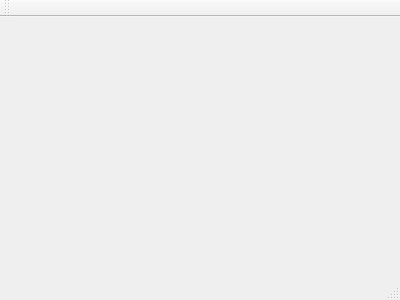
First picture: the form in cpp/Qt/Q7Zip/mainwindow.ui, repository myd7349/Ongoing-Study, before the edit.
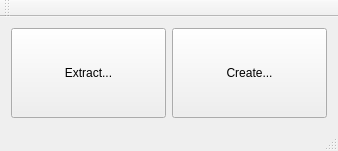
Second picture: the form after the edit.

The edit to the form file:
```diff
--- a/cpp/Qt/Q7Zip/mainwindow.ui
+++ b/cpp/Qt/Q7Zip/mainwindow.ui
@@ -1,24 +1,86 @@
 <ui version="4.0">
  <class>MainWindow</class>
- <widget class="QMainWindow" name="MainWindow" >
-  <property name="geometry" >
+ <widget class="QMainWindow" name="MainWindow">
+  <property name="geometry">
    <rect>
     <x>0</x>
     <y>0</y>
-    <width>400</width>
-    <height>300</height>
+    <width>338</width>
+    <height>151</height>
    </rect>
   </property>
-  <property name="windowTitle" >
+  <property name="sizePolicy">
+   <sizepolicy hsizetype="Fixed" vsizetype="Fixed">
+    <horstretch>0</horstretch>
+    <verstretch>0</verstretch>
+   </sizepolicy>
+  </property>
+  <property name="minimumSize">
+   <size>
+    <width>338</width>
+    <height>151</height>
+   </size>
+  </property>
+  <property name="maximumSize">
+   <size>
+    <width>338</width>
+    <height>151</height>
+   </size>
+  </property>
+  <property name="windowTitle">
    <string>MainWindow</string>
   </property>
-  <widget class="QMenuBar" name="menuBar" />
-  <widget class="QToolBar" name="mainToolBar" />
-  <widget class="QWidget" name="centralWidget" />
-  <widget class="QStatusBar" name="statusBar" />
+  <widget class="QWidget" name="centralWidget">
+   <layout class="QGridLayout" name="gridLayout">
+    <item row="0" column="1">
+     <widget class="QPushButton" name="createArchivePushButton">
+      <property name="sizePolicy">
+       <sizepolicy hsizetype="Minimum" vsizetype="Minimum">
+        <horstretch>0</horstretch>
+        <verstretch>0</verstretch>
+       </sizepolicy>
+      </property>
+      <property name="text">
+       <string>Create...</string>
+      </property>
+     </widget>
+    </item>
+    <item row="0" column="0">
+     <widget class="QPushButton" name="extractArchivePushButton">
+      <property name="sizePolicy">
+       <sizepolicy hsizetype="Minimum" vsizetype="Minimum">
+        <horstretch>0</horstretch>
+        <verstretch>0</verstretch>
+       </sizepolicy>
+      </property>
+      <property name="text">
+       <string>Extract...</string>
+      </property>
+     </widget>
+    </item>
+   </layout>
+  </widget>
+  <widget class="QMenuBar" name="menuBar">
+   <property name="geometry">
+    <rect>
+     <x>0</x>
+     <y>0</y>
+     <width>338</width>
+     <height>23</height>
+    </rect>
+   </property>
+  </widget>
+  <widget class="QToolBar" name="mainToolBar">
+   <attribute name="toolBarArea">
+    <enum>TopToolBarArea</enum>
+   </attribute>
+   <attribute name="toolBarBreak">
+    <bool>false</bool>
+   </attribute>
+  </widget>
+  <widget class="QStatusBar" name="statusBar"/>
  </widget>
- <layoutDefault spacing="6" margin="11" />
- <pixmapfunction></pixmapfunction>
+ <layoutdefault spacing="6" margin="11"/>
  <resources/>
  <connections/>
 </ui>
```
Left out of the diff: 1 changed line with no effect on the pictures.
